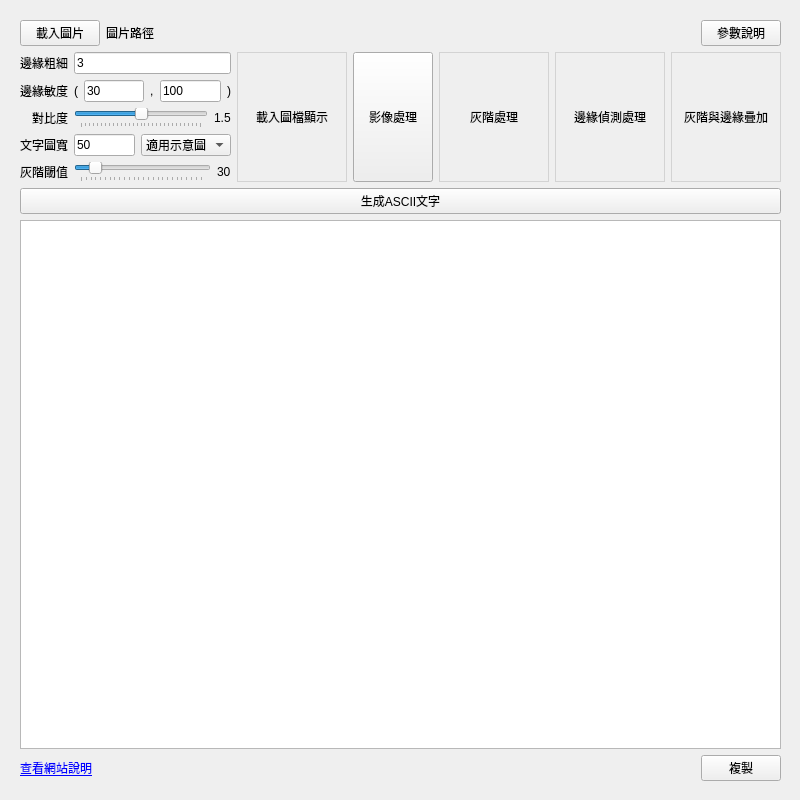
jfsblog/Photo-to-ASCII, file V4.ui: the form before one commit.
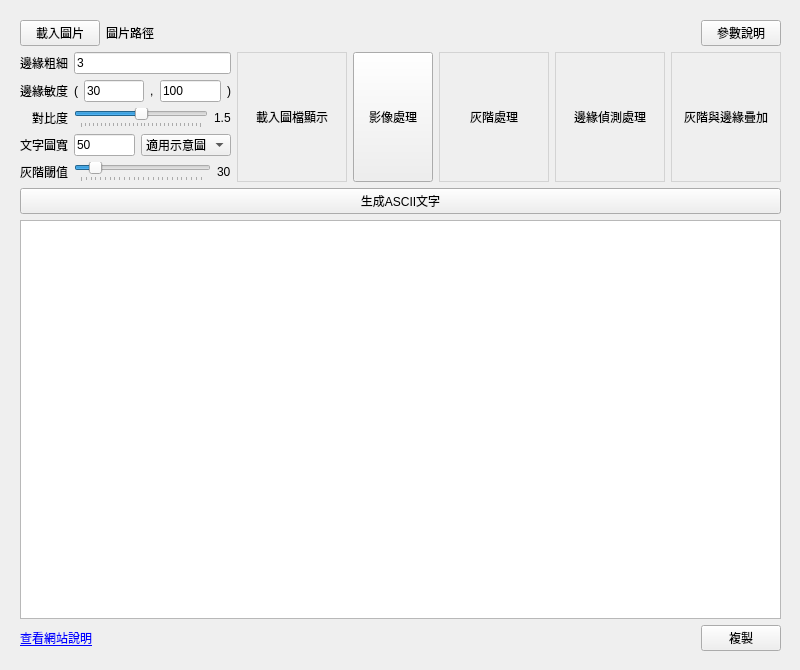
The form after the commit.

Commit message: V9.py: 新增對比度計算可有效幫助邊緣偵測; V4.ui: 顯示框字型調整

What changed in the file:
```diff
--- a/V4.ui
+++ b/V4.ui
@@ -7,7 +7,7 @@
     <x>0</x>
     <y>0</y>
     <width>800</width>
-    <height>800</height>
+    <height>670</height>
    </rect>
   </property>
   <property name="sizePolicy">
@@ -19,7 +19,7 @@
   <property name="minimumSize">
    <size>
     <width>800</width>
-    <height>800</height>
+    <height>670</height>
    </size>
   </property>
   <property name="windowTitle">
@@ -31,7 +31,7 @@
      <x>20</x>
      <y>20</y>
      <width>761</width>
-     <height>761</height>
+     <height>631</height>
     </rect>
    </property>
    <layout class="QVBoxLayout" name="verticalLayout">
@@ -403,7 +403,7 @@
       </property>
       <property name="font">
        <font>
-        <family>Noto Sans CJK TC Light</family>
+        <family>Noto Sans TC</family>
        </font>
       </property>
       <property name="horizontalScrollBarPolicy">
@@ -414,9 +414,12 @@
       </property>
       <property name="html">
        <string>&lt;!DOCTYPE HTML PUBLIC &quot;-//W3C//DTD HTML 4.0//EN&quot; &quot;http://www.w3.org/TR/REC-html40/strict.dtd&quot;&gt;
-&lt;html&gt;&lt;head&gt;&lt;meta name=&quot;qrichtext&quot; content=&quot;1&quot; /&gt;&lt;style type=&quot;text/css&quot;&gt;
+&lt;html&gt;&lt;head&gt;&lt;meta name=&quot;qrichtext&quot; content=&quot;1&quot; /&gt;&lt;meta charset=&quot;utf-8&quot; /&gt;&lt;style type=&quot;text/css&quot;&gt;
 p, li { white-space: pre-wrap; }
-&lt;/style&gt;&lt;/head&gt;&lt;body style=&quot; font-family:'Noto Sans CJK TC Light'; font-size:9pt; font-weight:400; font-style:normal;&quot;&gt;
+hr { height: 1px; border-width: 0; }
+li.unchecked::marker { content: &quot;\2610&quot;; }
+li.checked::marker { content: &quot;\2612&quot;; }
+&lt;/style&gt;&lt;/head&gt;&lt;body style=&quot; font-family:'Noto Sans TC'; font-size:9pt; font-weight:400; font-style:normal;&quot;&gt;
 &lt;p style=&quot;-qt-paragraph-type:empty; margin-top:0px; margin-bottom:0px; margin-left:0px; margin-right:0px; -qt-block-indent:0; text-indent:0px; font-family:'Courier';&quot;&gt;&lt;br /&gt;&lt;/p&gt;&lt;/body&gt;&lt;/html&gt;</string>
       </property>
      </widget>
```
The commit also changes 1 other file.
